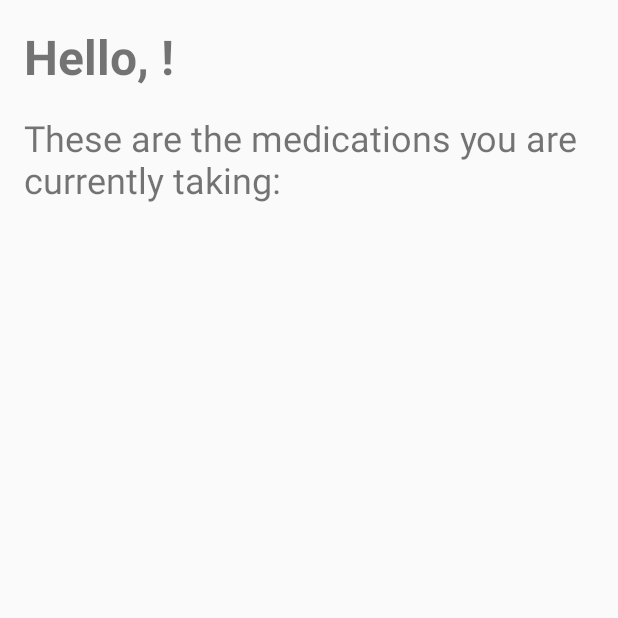
After one commit to lorexsan/MyMedicine, an Android app: the ElderlyHomepageActivity screen opened directly, with no data from a screen before it, on a phone screen of 412 x 824 dp, the top half of it. The commit adds this screen. Run offline under Robolectric (Android 15) with nearby library versions, the phone set to English and light mode, and no system bars; our stand-ins replace Firebase (no records; nobody signed in at launch, a user with empty details on screens opened directly).

Commit message:
Patient Homepage

```diff
--- a/app/src/main/AndroidManifest.xml
+++ b/app/src/main/AndroidManifest.xml
@@ -1,7 +1,6 @@
 <?xml version="1.0" encoding="utf-8"?>
 <manifest xmlns:android="http://schemas.android.com/apk/res/android"
     package="com.example.mymedicine">
-
     <!-- To auto-complete the email text field in the login form with the user's emails -->
     <uses-permission android:name="android.permission.GET_ACCOUNTS" />
     <uses-permission android:name="android.permission.READ_PROFILE" />
@@ -14,6 +13,10 @@
         android:roundIcon="@mipmap/ic_launcher_round"
         android:supportsRtl="true"
         android:theme="@style/AppTheme">
+        <activity
+            android:name=".ElderlyHomepageActivity"
+            android:label="@string/title_activity_elderly_homepage"
+            android:theme="@style/AppTheme.NoActionBar"></activity>
         <activity
             android:name=".WelcomeActivity"
             android:label="@string/title_activity_welcome"
--- /dev/null
+++ b/app/src/main/java/com/example/mymedicine/ElderlyHomepageActivity.java
@@ -0,0 +1,71 @@
+package com.example.mymedicine;
+
+import android.content.SharedPreferences;
+import android.os.Bundle;
+import android.support.v7.app.AppCompatActivity;
+import android.widget.ArrayAdapter;
+import android.widget.ListView;
+import android.widget.TextView;
+
+import com.google.firebase.database.DataSnapshot;
+import com.google.firebase.database.DatabaseError;
+import com.google.firebase.database.DatabaseReference;
+import com.google.firebase.database.FirebaseDatabase;
+import com.google.firebase.database.ValueEventListener;
+
+import java.util.ArrayList;
+
+public class ElderlyHomepageActivity extends AppCompatActivity {
+
+    private TextView mTitleMessage;
+    private String currentUsername;
+    private String currentFullName;
+    private ArrayList<String> medications = new ArrayList<String>();
+    private ArrayAdapter<String> adapter;
+    private ListView mMedicationsList;
+
+    @Override
+    protected void onCreate(Bundle savedInstanceState) {
+        super.onCreate(savedInstanceState);
+        setContentView(R.layout.activity_elderly_homepage);
+        mTitleMessage = (TextView) findViewById(R.id.elderly_home_title);
+        mMedicationsList = (ListView) findViewById(R.id.taken_medications);
+
+        //Get the logged in user's username
+        SharedPreferences preferences = getSharedPreferences("MyMedicine", MODE_PRIVATE);
+        currentFullName = preferences.getString("fullname", "");
+        currentUsername = preferences.getString("username", "");
+
+        //Print a welcome message
+        String message = "Hello, " + currentFullName + "!";
+        mTitleMessage.setText(message);
+
+        //Print a list of medications taken
+        showMedications();
+    }
+
+    private void showMedications() {
+        final DatabaseReference mDatabase =  FirebaseDatabase.getInstance().getReference();
+        mDatabase.addListenerForSingleValueEvent(new ValueEventListener() {
+            @Override
+            public void onDataChange(DataSnapshot ds) {
+                if (ds.child(currentUsername).child("medications").exists()) {
+                    int i=0;
+                    while(ds.child(currentUsername).child("medications").child(Integer.toString(i)).exists()) {
+                        String medicine = ds.child(currentUsername).child("medications").child(Integer.toString(i)).getValue().toString();
+                        medications.add(medicine);
+                        i++;
+                    }
+                    adapter = new ArrayAdapter<>(ElderlyHomepageActivity.this, R.layout.medication_list_item, medications);
+                    mMedicationsList.setAdapter(adapter);
+                }
+            }
+
+            @Override
+            public void onCancelled(DatabaseError databaseError) {
+                System.out.println("DATABASE ERROR");
+            }
+        });
+
+    }
+}
--- /dev/null
+++ b/app/src/main/res/layout/activity_elderly_homepage.xml
@@ -0,0 +1,45 @@
+<?xml version="1.0" encoding="utf-8"?>
+<android.support.design.widget.CoordinatorLayout xmlns:android="http://schemas.android.com/apk/res/android"
+    xmlns:app="http://schemas.android.com/apk/res-auto"
+    xmlns:tools="http://schemas.android.com/tools"
+    android:id="@+id/coordinatorLayout"
+    android:layout_width="match_parent"
+    android:layout_height="match_parent"
+    tools:context=".ElderlyHomepageActivity">
+
+    <LinearLayout
+        android:layout_width="match_parent"
+        android:layout_height="match_parent"
+        android:orientation="vertical">
+
+        <TextView
+            android:id="@+id/elderly_home_title"
+            android:layout_width="match_parent"
+            android:layout_height="wrap_content"
+            android:layout_margin="16sp"
+            android:text="Hello!"
+            android:textSize="32sp"
+            android:textStyle="bold"
+            android:visibility="visible"
+            tools:layout_editor_absoluteX="91dp"
+            tools:layout_editor_absoluteY="59dp" />
+
+        <TextView
+            android:id="@+id/textView7"
+            android:layout_width="match_parent"
+            android:layout_height="wrap_content"
+            android:layout_marginLeft="16sp"
+            android:layout_marginRight="16sp"
+            android:text="These are the medications you are currently taking:"
+            android:textSize="24sp"
+            android:visibility="visible" />
+
+        <ListView
+            android:id="@+id/taken_medications"
+            android:layout_width="match_parent"
+            android:layout_height="match_parent"
+            android:layout_margin="16sp" />
+
+    </LinearLayout>
+
+</android.support.design.widget.CoordinatorLayout>
--- a/app/src/main/res/values/strings.xml
+++ b/app/src/main/res/values/strings.xml
@@ -18,4 +18,5 @@
     <string name="error_invalid_password">This password is too short</string>
     <string name="title_activity_login2">Sign in</string>
     <string name="title_activity_welcome">WelcomeActivity</string>
+    <string name="title_activity_elderly_homepage">Homepage</string>
 </resources>
```
Also changed, not shown: app/src/main/java/com/example/mymedicine/LoginActivity.java (+25 -3 lines), app/src/main/java/com/example/mymedicine/RegisterElderlyActivity.java (+7 -0 lines), app/src/main/java/com/example/mymedicine/WelcomeActivity.java (+0 -10 lines), app/src/main/res/layout/activity_welcome.xml (+21 -19 lines), app/src/main/res/layout/content_welcome.xml (deleted, +0 -29 lines), app/src/main/res/layout/medication_list_item.xml (added, +12 -0 lines).
